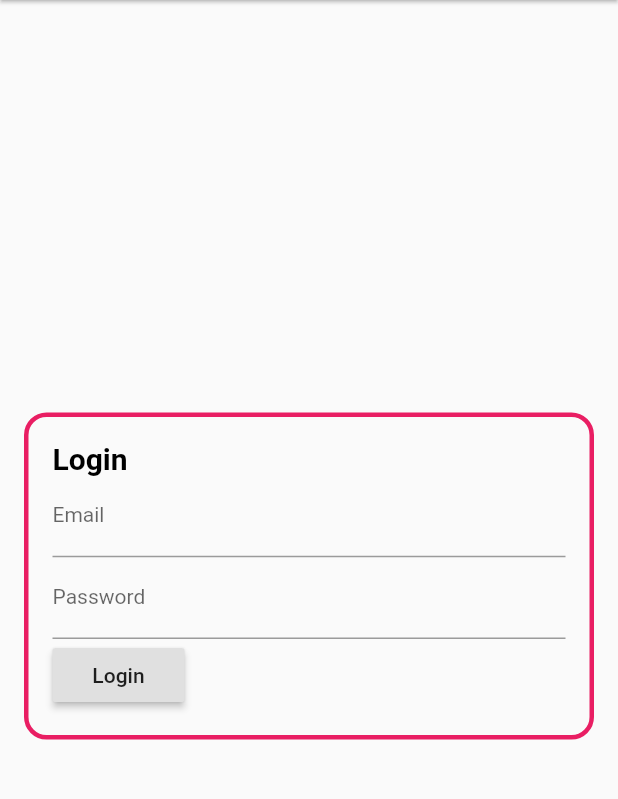
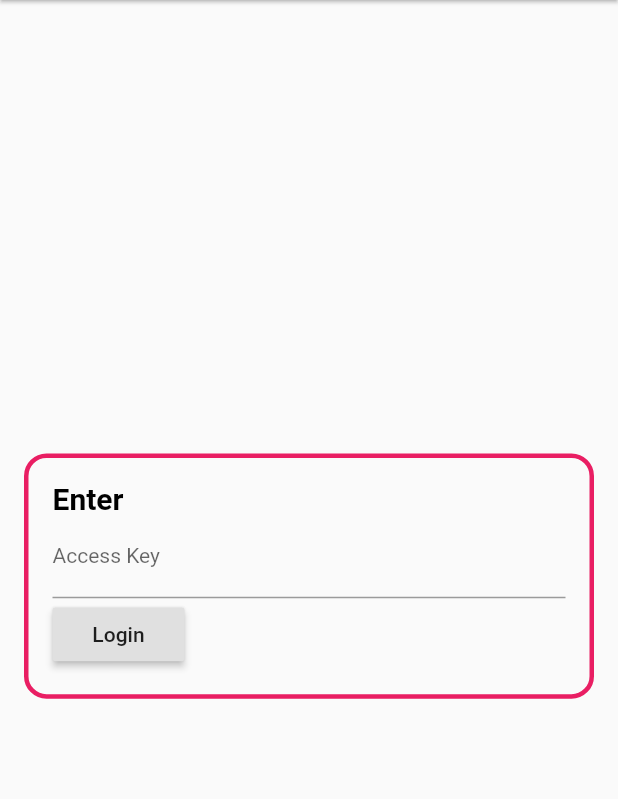
Before and after one commit to akshaybengani/BeBetter, a Flutter app: the screen it shows after launch, on a phone screen of 412 x 824 dp, the part 84-883 px from its top. Run offline on Flutter 3.47's test engine with Material 2 defaults, Android fonts, the phone set to English and light mode, and no system bars; our stand-ins replace flutter_svg, fluttertoast, shared_preferences; missing offline and left inert: hasura_connect.

Commit message:
Hasura Setuped and Signup Ui changed

```diff
--- /dev/null
+++ b/lib/graphql/mutation/user_mutation.dart
@@ -0,0 +1,7 @@
+String updateUserMutation = """
+mutation MyMutation(\$access_key: String!) {
+  insert_user(objects: {access_key: \$access_key}) {
+    affected_rows
+  }
+}
+""";
--- /dev/null
+++ b/lib/graphql/query/user_query.dart
@@ -0,0 +1,3 @@
+String getUserByIdQuery = """
+
+""";
--- a/lib/screens/signup_screen.dart
+++ b/lib/screens/signup_screen.dart
@@ -1,8 +1,29 @@
-import 'package:bebetter/screens/home_screen.dart';
 import 'package:bebetter/screens/navigationbar_screen.dart';
+import 'package:bebetter/widgets/util/helpers.dart';
 import 'package:flutter/material.dart';
 
-class SignupScreen extends StatelessWidget {
+class SignupScreen extends StatefulWidget {
+  @override
+  _SignupScreenState createState() => _SignupScreenState();
+}
+
+class _SignupScreenState extends State<SignupScreen> {
+  TextEditingController _accessKeyController;
+
+  @override
+  void initState() {
+    _accessKeyController = TextEditingController();
+
+    super.initState();
+  }
+
+  @override
+  void dispose() {
+    _accessKeyController.dispose();
+
+    super.dispose();
+  }
+
   @override
   Widget build(BuildContext context) {
     return Scaffold(
@@ -32,16 +53,32 @@ class SignupScreen extends StatelessWidget {
               crossAxisAlignment: CrossAxisAlignment.start,
               children: <Widget>[
                 Text(
-                  "Login",
+                  "Enter",
                   style: TextStyle(
                       color: Colors.black,
                       fontSize: 20,
                       fontWeight: FontWeight.bold),
                 ),
-                TextField(decoration: InputDecoration(labelText: "Email")),
-                TextField(decoration: InputDecoration(labelText: "Password")),
+                TextField(
+                  decoration: InputDecoration(labelText: "Access Key"),
+                  controller: _accessKeyController,
+                  keyboardType: TextInputType.text,
+                  obscureText: true,
+                ),
+
                 RaisedButton(
-                  onPressed: () {
+                  onPressed: () async {
+
+                    if(_accessKeyController.text.isNotEmpty){
+
+
+
+
+                    } else{
+                      showToast("Chutiye access key mae kuch toh daal");
+                    }
+
+
                     Navigator.of(context).push(MaterialPageRoute(
                       builder: (context) => NavigationBarScreen(),
                     ));
```
Also changed, not shown: lib/models/expense.dart (+31 -0 lines), lib/models/user.dart (added, +30 -0 lines), lib/repositories/user_repository.dart (added, +35 -0 lines), lib/services/api_service.dart (+40 -1 lines), lib/services/shared_preferences_service.dart (added, +11 -0 lines), lib/widgets/util/helpers.dart (added, +11 -0 lines), pubspec.yaml (+22 -0 lines), pubspec.lock, 4 other files.
